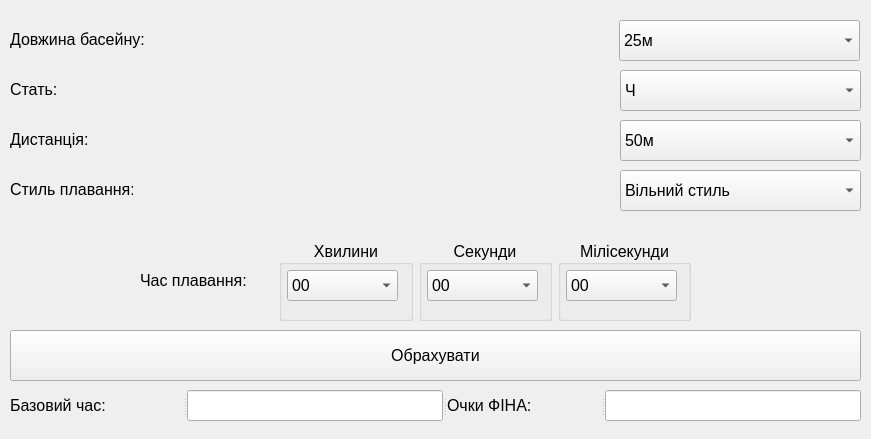
Above: calculatorfinn.ui from AgMUH/SwimAssist before the change. Below: the same form after it.
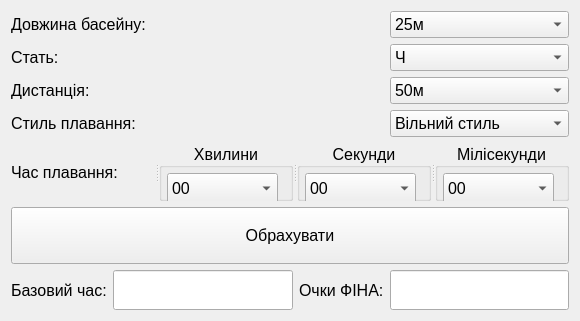
That is the form after the change.

```diff
--- a/calculatorfinn.ui
+++ b/calculatorfinn.ui
@@ -6,8 +6,8 @@
    <rect>
     <x>0</x>
     <y>0</y>
-    <width>871</width>
-    <height>439</height>
+    <width>580</width>
+    <height>321</height>
    </rect>
   </property>
   <property name="font">
@@ -18,71 +18,169 @@
   <property name="windowTitle">
    <string>Калькулятор ФІНА</string>
   </property>
-  <widget class="QPushButton" name="pushButton_calculate">
-   <property name="geometry">
-    <rect>
-     <x>10</x>
-     <y>330</y>
-     <width>851</width>
-     <height>51</height>
-    </rect>
-   </property>
-   <property name="text">
-    <string>Обрахувати</string>
-   </property>
-  </widget>
-  <widget class="QSplitter" name="splitter">
-   <property name="geometry">
-    <rect>
-     <x>10</x>
-     <y>390</y>
-     <width>851</width>
-     <height>31</height>
-    </rect>
-   </property>
-   <property name="orientation">
-    <enum>Qt::Horizontal</enum>
-   </property>
-   <widget class="QLabel" name="label_7">
-    <property name="text">
-     <string>Базовий час:</string>
-    </property>
-   </widget>
-   <widget class="QLineEdit" name="lineEdit_baseTime">
-    <property name="readOnly">
-     <bool>false</bool>
-    </property>
-   </widget>
-   <widget class="QLabel" name="label_6">
-    <property name="text">
-     <string>Очки ФІНА:</string>
-    </property>
-   </widget>
-   <widget class="QLineEdit" name="lineEdit_pointsFina">
-    <property name="readOnly">
-     <bool>false</bool>
-    </property>
-   </widget>
-  </widget>
-  <widget class="QWidget" name="">
-   <property name="geometry">
-    <rect>
-     <x>140</x>
-     <y>240</y>
-     <width>551</width>
-     <height>81</height>
-    </rect>
-   </property>
-   <layout class="QGridLayout" name="gridLayout_2">
-    <item row="0" column="0">
+  <layout class="QGridLayout" name="gridLayout">
+   <item row="0" column="0" colspan="2">
+    <widget class="QLabel" name="label">
+     <property name="text">
+      <string>Довжина басейну:</string>
+     </property>
+    </widget>
+   </item>
+   <item row="0" column="3">
+    <widget class="QComboBox" name="comboBox_lengthPool">
+     <item>
+      <property name="text">
+       <string>25м</string>
+      </property>
+     </item>
+     <item>
+      <property name="text">
+       <string>50м</string>
+      </property>
+     </item>
+    </widget>
+   </item>
+   <item row="1" column="0">
+    <widget class="QLabel" name="label_2">
+     <property name="text">
+      <string>Стать:</string>
+     </property>
+    </widget>
+   </item>
+   <item row="1" column="3">
+    <widget class="QComboBox" name="comboBox_sex">
+     <item>
+      <property name="text">
+       <string>Ч</string>
+      </property>
+     </item>
+     <item>
+      <property name="text">
+       <string>Ж</string>
+      </property>
+     </item>
+     <item>
+      <property name="text">
+       <string>Зм</string>
+      </property>
+     </item>
+    </widget>
+   </item>
+   <item row="2" column="0">
+    <widget class="QLabel" name="label_3">
+     <property name="text">
+      <string>Дистанція:</string>
+     </property>
+    </widget>
+   </item>
+   <item row="2" column="3">
+    <widget class="QComboBox" name="comboBox_distance">
+     <item>
+      <property name="text">
+       <string>50м</string>
+      </property>
+     </item>
+     <item>
+      <property name="text">
+       <string>100м</string>
+      </property>
+     </item>
+     <item>
+      <property name="text">
+       <string>200м</string>
+      </property>
+     </item>
+     <item>
+      <property name="text">
+       <string>400м</string>
+      </property>
+     </item>
+     <item>
+      <property name="text">
+       <string>800м</string>
+      </property>
+     </item>
+     <item>
+      <property name="text">
+       <string>1500м</string>
+      </property>
+     </item>
+     <item>
+      <property name="text">
+       <string>4x50м</string>
+      </property>
+     </item>
+     <item>
+      <property name="text">
+       <string>4x100м</string>
+      </property>
+     </item>
+     <item>
+      <property name="text">
+       <string>4x200м</string>
+      </property>
+     </item>
+    </widget>
+   </item>
+   <item row="3" column="0" colspan="2">
+    <widget class="QLabel" name="label_4">
+     <property name="text">
+      <string>Стиль плавання:</string>
+     </property>
+    </widget>
+   </item>
+   <item row="3" column="3">
+    <widget class="QComboBox" name="comboBox_typeSwim">
+     <item>
+      <property name="text">
+       <string>Вільний стиль</string>
+      </property>
+     </item>
+     <item>
+      <property name="text">
+       <string>Брас</string>
+      </property>
+     </item>
+     <item>
+      <property name="text">
+       <string>Батерфляй</string>
+      </property>
+     </item>
+     <item>
+      <property name="text">
+       <string>На спині</string>
+      </property>
+     </item>
+     <item>
+      <property name="text">
+       <string>Комплекс</string>
+      </property>
+     </item>
+    </widget>
+   </item>
+   <item row="4" column="0" colspan="4">
+    <widget class="QSplitter" name="splitter">
+     <property name="orientation">
+      <enum>Qt::Horizontal</enum>
+     </property>
      <widget class="QLabel" name="label_5">
+      <property name="maximumSize">
+       <size>
+        <width>16777215</width>
+        <height>70</height>
+       </size>
+      </property>
       <property name="text">
        <string>Час плавання:</string>
       </property>
      </widget>
-    </item>
-    <item row="0" column="1">
      <widget class="QGroupBox" name="groupBox">
+      <property name="maximumSize">
+       <size>
+        <width>16777215</width>
+        <height>16777215</height>
+       </size>
+      </property>
       <property name="title">
        <string>Хвилини</string>
       </property>
@@ -400,8 +498,6 @@
        </item>
       </widget>
      </widget>
-    </item>
-    <item row="0" column="2">
      <widget class="QGroupBox" name="groupBox_2">
       <property name="layoutDirection">
        <enum>Qt::LeftToRight</enum>
@@ -723,8 +819,6 @@
        </item>
       </widget>
      </widget>
-    </item>
-    <item row="0" column="3">
      <widget class="QGroupBox" name="groupBox_3">
       <property name="title">
        <string>Мілісекунди</string>
@@ -1243,176 +1337,62 @@
        </item>
       </widget>
      </widget>
-    </item>
-   </layout>
-  </widget>
-  <widget class="QLabel" name="label_3">
-   <property name="geometry">
-    <rect>
-     <x>10</x>
-     <y>130</y>
-     <width>79</width>
-     <height>19</height>
-    </rect>
-   </property>
-   <property name="text">
-    <string>Дистанція:</string>
-   </property>
-  </widget>
-  <widget class="QComboBox" name="comboBox_typeSwim">
-   <property name="geometry">
-    <rect>
-     <x>620</x>
-     <y>170</y>
-     <width>241</width>
-     <height>41</height>
-    </rect>
-   </property>
-   <item>
-    <property name="text">
-     <string>Вільний стиль</string>
-    </property>
+    </widget>
    </item>
-   <item>
-    <property name="text">
-     <string>Брас</string>
-    </property>
+   <item row="5" column="0" colspan="4">
+    <widget class="QPushButton" name="pushButton_calculate">
+     <property name="maximumSize">
+      <size>
+       <width>16777215</width>
+       <height>60</height>
+      </size>
+     </property>
+     <property name="text">
+      <string>Обрахувати</string>
+     </property>
+    </widget>
    </item>
-   <item>
-    <property name="text">
-     <string>Батерфляй</string>
-    </property>
+   <item row="6" column="0">
+    <widget class="QLabel" name="label_7">
+     <property name="text">
+      <string>Базовий час:</string>
+     </property>
+    </widget>
    </item>
-   <item>
-    <property name="text">
-     <string>На спині</string>
-    </property>
+   <item row="6" column="1">
+    <widget class="QLineEdit" name="lineEdit_baseTime">
+     <property name="maximumSize">
+      <size>
+       <width>16777215</width>
+       <height>40</height>
+      </size>
+     </property>
+     <property name="readOnly">
+      <bool>false</bool>
+     </property>
+    </widget>
    </item>
-   <item>
-    <property name="text">
-     <string>Комплекс</string>
-    </property>
+   <item row="6" column="2">
+    <widget class="QLabel" name="label_6">
+     <property name="text">
+      <string>Очки ФІНА:</string>
+     </property>
+    </widget>
    </item>
-  </widget>
-  <widget class="QLabel" name="label_4">
-   <property name="geometry">
-    <rect>
-     <x>10</x>
-     <y>180</y>
-     <width>123</width>
-     <height>19</height>
-    </rect>
-   </property>
-   <property name="text">
-    <string>Стиль плавання:</string>
-   </property>
-  </widget>
-  <widget class="QComboBox" name="comboBox_distance">
-   <property name="geometry">
-    <rect>
-     <x>620</x>
-     <y>120</y>
-     <width>241</width>
-     <height>41</height>
-    </rect>
-   </property>
-   <item>
-    <property name="text">
-     <string>50м</string>
-    </property>
+   <item row="6" column="3">
+    <widget class="QLineEdit" name="lineEdit_pointsFina">
+     <property name="maximumSize">
+      <size>
+       <width>16777215</width>
+       <height>40</height>
+      </size>
+     </property>
+     <property name="readOnly">
+      <bool>false</bool>
+     </property>
+    </widget>
    </item>
-   <item>
-    <property name="text">
-     <string>100м</string>
-    </property>
-   </item>
-   <item>
-    <property name="text">
-     <string>200м</string>
-    </property>
-   </item>
-   <item>
-    <property name="text">
-     <string>400м</string>
-    </property>
-   </item>
-   <item>
-    <property name="text">
-     <string>800м</string>
-    </property>
-   </item>
-   <item>
-    <property name="text">
-     <string>1500м</string>
-    </property>
-   </item>
-  </widget>
-  <widget class="QComboBox" name="comboBox_sex">
-   <property name="geometry">
-    <rect>
-     <x>620</x>
-     <y>70</y>
-     <width>241</width>
-     <height>41</height>
-    </rect>
-   </property>
-   <item>
-    <property name="text">
-     <string>Ч</string>
-    </property>
-   </item>
-   <item>
-    <property name="text">
-     <string>Ж</string>
-    </property>
-   </item>
-  </widget>
-  <widget class="QLabel" name="label_2">
-   <property name="geometry">
-    <rect>
-     <x>10</x>
-     <y>80</y>
-     <width>48</width>
-     <height>19</height>
-    </rect>
-   </property>
-   <property name="text">
-    <string>Стать:</string>
-   </property>
-  </widget>
-  <widget class="QLabel" name="label">
-   <property name="geometry">
-    <rect>
-     <x>10</x>
-     <y>30</y>
-     <width>135</width>
-     <height>19</height>
-    </rect>
-   </property>
-   <property name="text">
-    <string>Довжина басейну:</string>
-   </property>
-  </widget>
-  <widget class="QComboBox" name="comboBox_lengthPool">
-   <property name="geometry">
-    <rect>
-     <x>619</x>
-     <y>20</y>
-     <width>241</width>
-     <height>41</height>
-    </rect>
-   </property>
-   <item>
-    <property name="text">
-     <string>25м</string>
-    </property>
-   </item>
-   <item>
-    <property name="text">
-     <string>50м</string>
-    </property>
-   </item>
-  </widget>
+  </layout>
  </widget>
  <resources/>
  <connections/>
```
